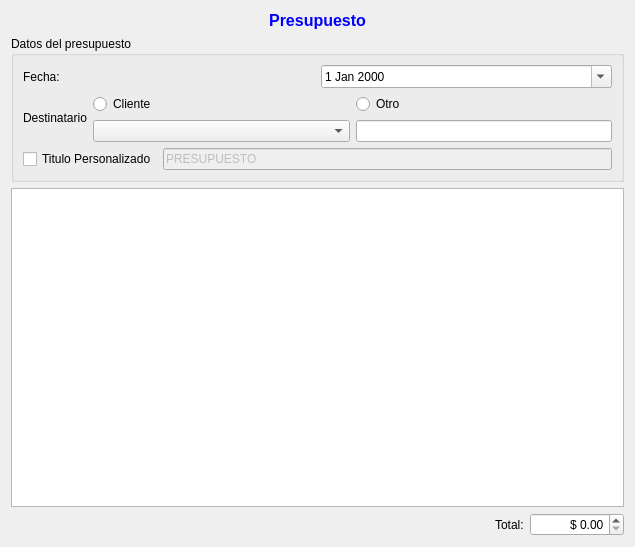
Old version of the form trunk/plugins/presupuesto/FormPresupuestoBase.ui in the repository chungote/gestotux.
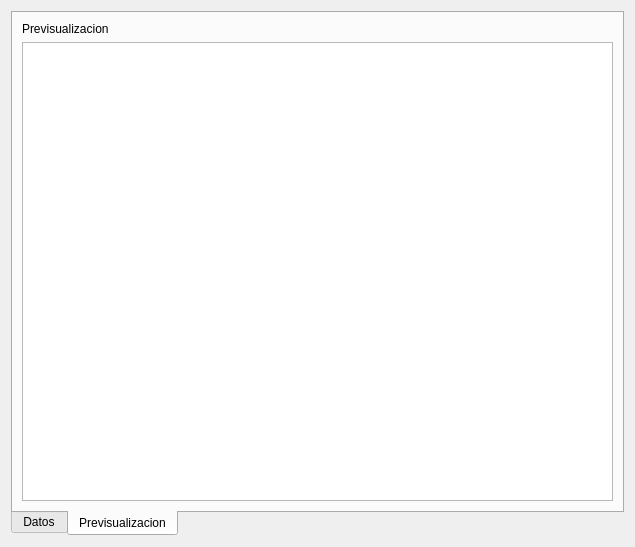
New version of the form.

```diff
--- a/trunk/plugins/presupuesto/FormPresupuestoBase.ui
+++ b/trunk/plugins/presupuesto/FormPresupuestoBase.ui
@@ -14,6 +14,33 @@
   </property>
   <layout class="QVBoxLayout" >
    <item>
+    <widget class="QTabWidget" name="TWPestanas" >
+     <property name="tabPosition" >
+      <enum>QTabWidget::South</enum>
+     </property>
+     <property name="tabShape" >
+      <enum>QTabWidget::Rounded</enum>
+     </property>
+     <property name="currentIndex" >
+      <number>1</number>
+     </property>
+     <property name="elideMode" >
+      <enum>Qt::ElideMiddle</enum>
+     </property>
+     <widget class="QWidget" name="TabDatos" >
+      <property name="geometry" >
+       <rect>
+        <x>0</x>
+        <y>0</y>
+        <width>613</width>
+        <height>502</height>
+       </rect>
+      </property>
+      <attribute name="title" >
+       <string>Datos</string>
+      </attribute>
+      <layout class="QVBoxLayout" name="verticalLayout" >
+       <item>
     <widget class="QLabel" name="LTitulo" >
      <property name="text" >
       <string>&lt;html>&lt;head>&lt;meta name="qrichtext" content="1" />&lt;style type="text/css">
@@ -31,9 +58,9 @@
      <property name="title" >
       <string>Datos del presupuesto</string>
      </property>
-     <layout class="QVBoxLayout" >
+         <layout class="QVBoxLayout" name="_2" >
       <item>
-       <layout class="QHBoxLayout" >
+           <layout class="QHBoxLayout" name="_3" >
         <item>
          <widget class="QLabel" name="label" >
           <property name="text" >
@@ -51,7 +78,7 @@
        </layout>
       </item>
       <item>
-       <layout class="QHBoxLayout" >
+           <layout class="QHBoxLayout" name="_4" >
         <item>
          <widget class="QLabel" name="label_2" >
           <property name="text" >
@@ -60,7 +87,7 @@
          </widget>
         </item>
         <item>
-         <layout class="QVBoxLayout" >
+             <layout class="QVBoxLayout" name="_5" >
           <item>
            <widget class="QRadioButton" name="RBCliente" >
             <property name="text" >
@@ -81,7 +108,7 @@
          </layout>
         </item>
         <item>
-         <layout class="QVBoxLayout" >
+             <layout class="QVBoxLayout" name="_6" >
           <item>
            <widget class="QRadioButton" name="RBOtro" >
             <property name="text" >
@@ -97,7 +124,7 @@
        </layout>
       </item>
       <item>
-       <layout class="QHBoxLayout" >
+           <layout class="QHBoxLayout" name="_7" >
         <item>
          <widget class="QCheckBox" name="CkBTitulo" >
           <property name="text" >
@@ -137,7 +164,7 @@
     </widget>
    </item>
    <item>
-    <layout class="QHBoxLayout" >
+        <layout class="QHBoxLayout" name="_8" >
      <item>
       <spacer>
        <property name="orientation" >
@@ -152,7 +179,7 @@
       </spacer>
      </item>
      <item>
-      <layout class="QHBoxLayout" >
+          <layout class="QHBoxLayout" name="_9" >
        <item>
         <widget class="QLabel" name="label_3" >
          <property name="text" >
@@ -185,6 +212,35 @@
       </layout>
      </item>
     </layout>
+       </item>
+      </layout>
+     </widget>
+     <widget class="QWidget" name="TabPrevizualizacion" >
+      <property name="geometry" >
+       <rect>
+        <x>0</x>
+        <y>0</y>
+        <width>613</width>
+        <height>502</height>
+       </rect>
+      </property>
+      <attribute name="title" >
+       <string>Previsualizacion</string>
+      </attribute>
+      <layout class="QVBoxLayout" name="verticalLayout_2" >
+       <item>
+        <widget class="QLabel" name="label_4" >
+         <property name="text" >
+          <string>Previsualizacion</string>
+         </property>
+        </widget>
+       </item>
+       <item>
+        <widget class="QTextBrowser" name="TBPrevisualizacion" />
+       </item>
+      </layout>
+     </widget>
+    </widget>
    </item>
   </layout>
  </widget>
```
Left out of the diff: 2 changed lines with no effect on the pictures. Lines whose indentation alone changed are shown as unchanged.
